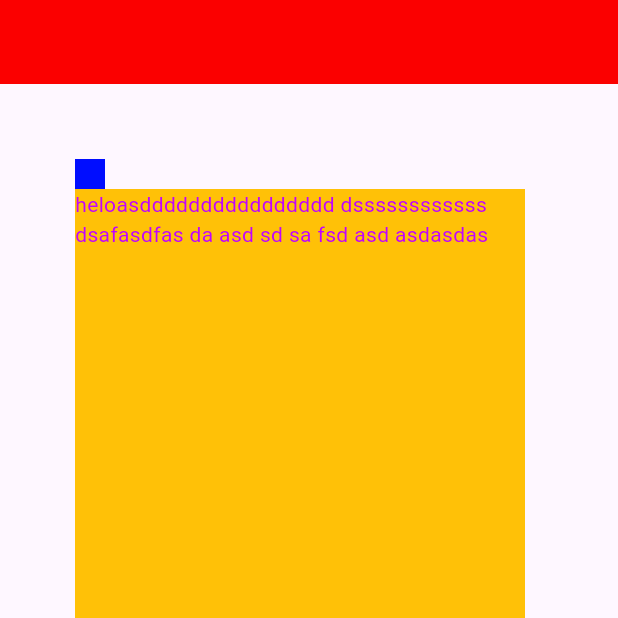
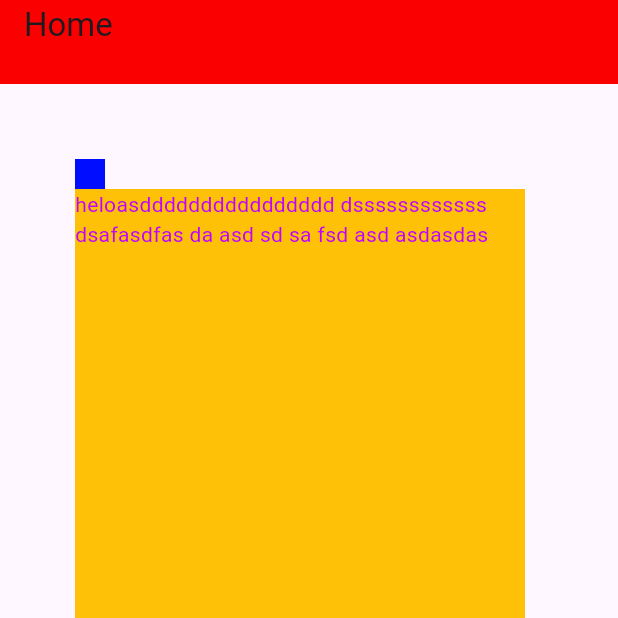
Before and after one commit to VinicioSantosOliveira/learnflutter, a Flutter app: the screen it shows after launch, on a phone screen of 412 x 824 dp, the top half of it. Run offline on Flutter 3.47's test engine with Material 3 defaults, Android fonts, the phone set to English and light mode, and no system bars.

Commit message:
separando estrutura de codigos

```diff
--- a/lib/main.dart
+++ b/lib/main.dart
@@ -21,11 +21,20 @@ class HomePage extends StatelessWidget {
   @override
   Widget build(BuildContext context) {
     return Scaffold(
+
       appBar: AppBar(
         backgroundColor: const Color.fromARGB(255, 251, 0, 0),
+        title: const SizedBox(
+          height: 50,
+          child: Text('Home'),
+        ),
       ),
       body: Padding(
-        padding: const EdgeInsets.only(left: 50, top: 50, right: 50),
+        padding: const EdgeInsets.only(
+          left: 50,
+          top: 50,
+          right: 50,
+        ),
         child: Column(
           mainAxisAlignment: MainAxisAlignment.start,
           crossAxisAlignment: CrossAxisAlignment.start,
@@ -42,7 +51,9 @@ class HomePage extends StatelessWidget {
                 color: Colors.amber,
                 child: const Text(
                   'heloasdddddddddddddddd dssssssssssss dsafasdfas da asd sd sa fsd asd asdasdas',
-                  style: TextStyle(color: Color.fromARGB(255, 192, 3, 255)),
+                  style: TextStyle(
+                    color: Color.fromARGB(255, 192, 3, 255),
+                  ),
                 ),
               ),
             ),
```
